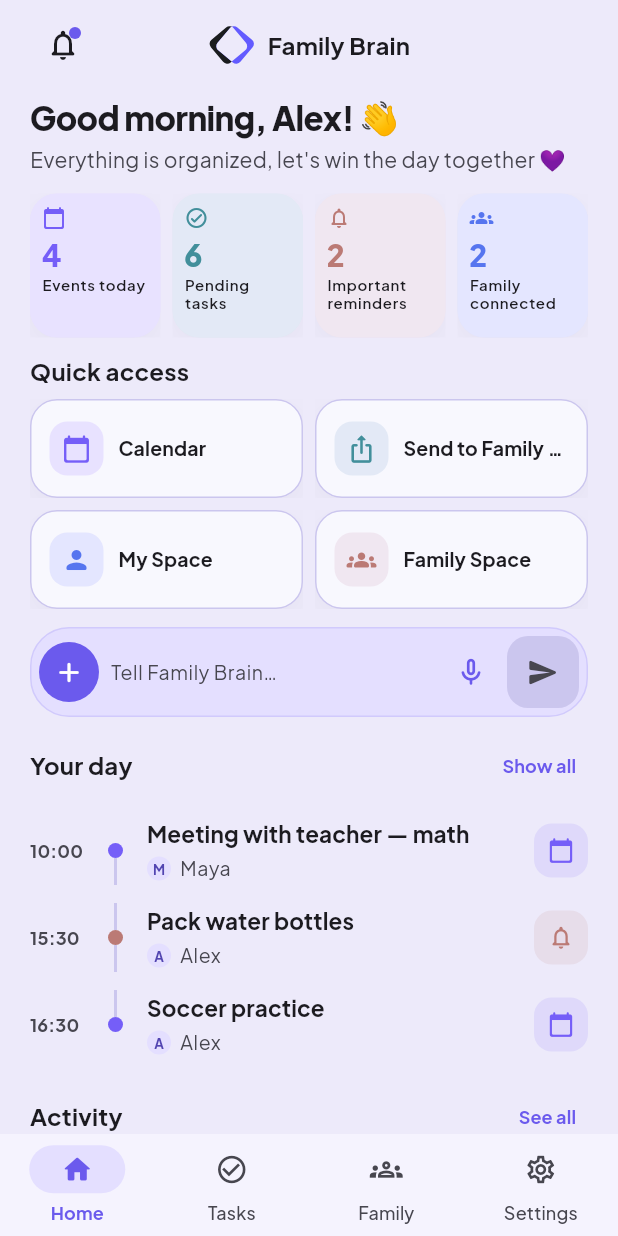
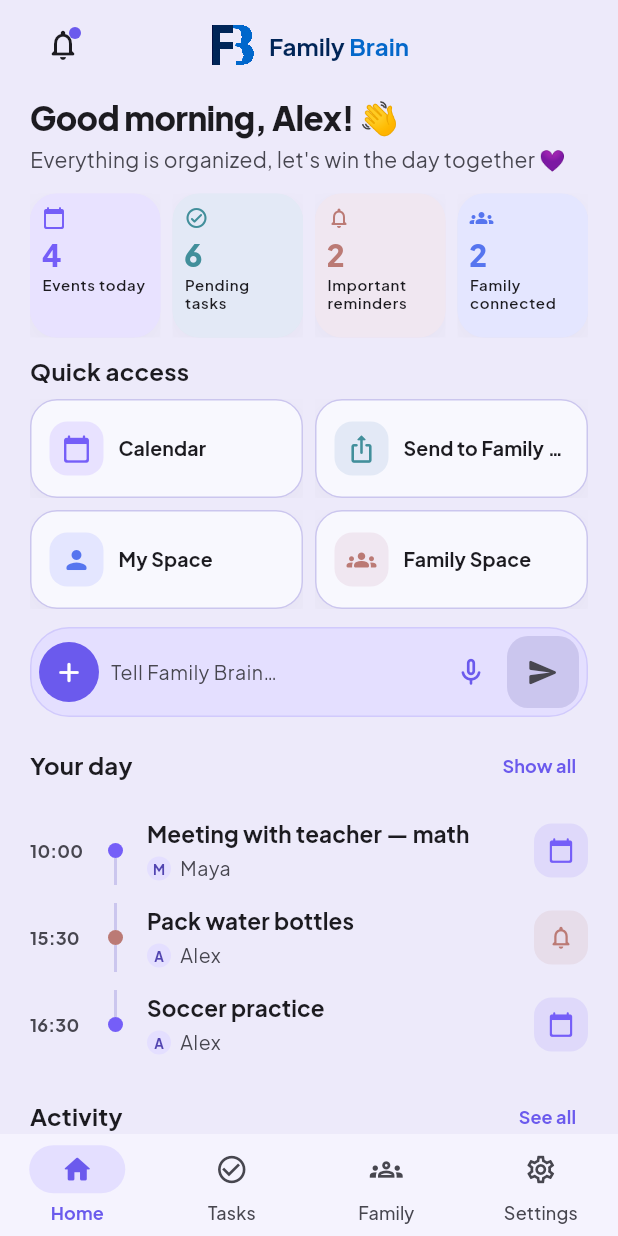
Before and after one commit to yossisacc-coder/family-brain, a Flutter app: the screen it shows after launch, after a tap on "Development demo login", on a phone screen of 412 x 824 dp. Run offline on Flutter 3.47's test engine with Material 3 defaults, Android fonts, the phone set to English and light mode, and no system bars; our stand-ins replace cloud_firestore, firebase_auth, firebase_core, firebase_messaging, flutter_local_notifications, flutter_riverpod and 6 more; accounts and stored records are empty; network calls fail; project files that could hold a hidden picture were left out.

Commit message:
Adopt 08E two-tone FB as the official Family Brain logo.
Place the chosen mark and two-tone wordmark in the existing Home header.

Co-authored-by: yossisacc-coder <yossisacc-coder@users.noreply.github.com>

```diff
--- a/lib/core/widgets/family_brain_logo.dart
+++ b/lib/core/widgets/family_brain_logo.dart
@@ -1,21 +1,17 @@
-import 'dart:math' as math;
-
 import 'package:flutter/material.dart';
 
-/// Official Family Brain logo (Logo 02).
-///
-/// Two overlapping rounded squares: charcoal left, violet right, with the
-/// intersection punched out as negative space.
+/// Official Family Brain logo (08E — Two-tone).
 class FamilyBrainLogoColors {
-  static const charcoal = Color(0xFF1A1C1E);
-  static const violet = Color(0xFF635BFF);
-  static const iconNavy = Color(0xFF0A0033);
+  static const navy = Color(0xFF012557);
+  static const azure = Color(0xFF0568CA);
+  static const charcoal = navy;
+  static const iconNavy = navy;
 }
-
-enum FamilyBrainLogoVariant { mark, appIcon }
 
 class FamilyBrainLogoMark extends StatelessWidget {
   const FamilyBrainLogoMark({super.key, this.size = 44});
+
+  static const asset = 'assets/brand/family_brain_mark.png';
 
   final double size;
 
@@ -24,13 +20,14 @@ class FamilyBrainLogoMark extends StatelessWidget {
     return Semantics(
       label: 'Family Brain',
       image: true,
-      child: SizedBox(
+      child: Image.asset(
+        asset,
         key: const Key('family-brain-logo'),
         width: size,
         height: size,
-        child: CustomPaint(
-          painter: FamilyBrainLogoPainter(variant: FamilyBrainLogoVariant.mark),
-        ),
+        filterQuality: FilterQuality.high,
+        fit: BoxFit.contain,
+        gaplessPlayback: true,
       ),
     );
   }
@@ -48,15 +45,14 @@ class FamilyBrainLogoLockup extends StatelessWidget {
 
   @override
   Widget build(BuildContext context) {
-    final style = compact
-        ? Theme.of(context).textTheme.titleMedium?.copyWith(
-              fontWeight: FontWeight.w700,
-            )
-        : Theme.of(context).textTheme.titleLarge?.copyWith(
-              fontWeight: FontWeight.w700,
-              letterSpacing: -0.2,
-              color: FamilyBrainLogoColors.charcoal,
-            );
+    final base = (compact
+            ? Theme.of(context).textTheme.titleMedium
+            : Theme.of(context).textTheme.titleLarge)
+        ?.copyWith(
+          fontWeight: FontWeight.w700,
+          letterSpacing: compact ? 0 : -0.2,
+          height: 1,
+        );
     return Semantics(
       label: 'Family Brain',
       child: Row(
@@ -67,12 +63,22 @@ class FamilyBrainLogoLockup extends StatelessWidget {
           FamilyBrainLogoMark(size: markSize),
           SizedBox(width: compact ? 8 : 10),
           Flexible(
-            child: Text(
-              'Family Brain',
+            child: Text.rich(
+              TextSpan(
+                children: [
+                  TextSpan(
+                    text: 'Family ',
+                    style: base?.copyWith(color: FamilyBrainLogoColors.navy),
+                  ),
+                  TextSpan(
+                    text: 'Brain',
+                    style: base?.copyWith(color: FamilyBrainLogoColors.azure),
+                  ),
+                ],
+              ),
               maxLines: 1,
               overflow: TextOverflow.ellipsis,
               textAlign: TextAlign.center,
-              style: style,
             ),
           ),
         ],
@@ -84,6 +90,8 @@ class FamilyBrainLogoLockup extends StatelessWidget {
 class FamilyBrainAppIcon extends StatelessWidget {
   const FamilyBrainAppIcon({super.key, this.size = 64});
 
+  static const asset = 'assets/brand/family_brain_app_icon.png';
+
   final double size;
 
   @override
@@ -91,95 +99,15 @@ class FamilyBrainAppIcon extends StatelessWidget {
     return Semantics(
       label: 'Family Brain',
       image: true,
-      child: SizedBox(
+      child: Image.asset(
+        asset,
         key: const Key('family-brain-app-icon'),
         width: size,
         height: size,
-        child: CustomPaint(
-          painter: FamilyBrainLogoPainter(
-            variant: FamilyBrainLogoVariant.appIcon,
-          ),
-        ),
+        filterQuality: FilterQuality.high,
+        fit: BoxFit.contain,
+        gaplessPlayback: true,
       ),
     );
   }
 }
-
-class FamilyBrainLogoPainter extends CustomPainter {
-  const FamilyBrainLogoPainter({
-    this.variant = FamilyBrainLogoVariant.mark,
-  });
-
-  final FamilyBrainLogoVariant variant;
-
-  static Path tilePath(Offset center, double size, double radius, double angle) {
-    final path = Path()
-      ..addRRect(
-        RRect.fromRectAndRadius(
-          Rect.fromCenter(
-            center: Offset.zero,
-            width: size,
-            height: size,
-          ),
-          Radius.circular(radius),
-        ),
-      );
-    final matrix = Matrix4.identity()
-      ..translateByDouble(center.dx, center.dy, 0, 1)
-      ..rotateZ(angle);
-    return path.transform(matrix.storage);
-  }
-
-  static ({Path left, Path right, Path hole}) geometry(Size size) {
-    final s = math.min(size.width, size.height);
-    final cx = size.width / 2;
-    final cy = size.height / 2;
-    final tile = s * 0.62;
-    final radius = tile * 0.18;
-    final offset = s * 0.07;
-    const angle = 40 * math.pi / 180;
-    final left = tilePath(Offset(cx - offset, cy), tile, radius, -angle);
-    final right = tilePath(Offset(cx + offset, cy), tile, radius, angle);
-    final hole = Path.combine(PathOperation.intersect, left, right);
-    return (left: left, right: right, hole: hole);
-  }
-
-  @override
-  void paint(Canvas canvas, Size size) {
-    final shapes = geometry(size);
-
-    if (variant == FamilyBrainLogoVariant.appIcon) {
-      final radius = math.min(size.width, size.height) * 0.22;
-      canvas.drawRRect(
-        RRect.fromRectAndRadius(Offset.zero & size, Radius.circular(radius)),
-        Paint()..color = FamilyBrainLogoColors.iconNavy,
-      );
-    }
-
-    canvas.saveLayer(Offset.zero & size, Paint());
-    final leftPaint = Paint()
-      ..color = variant == FamilyBrainLogoVariant.appIcon
-          ? Colors.white
-          : FamilyBrainLogoColors.charcoal
-      ..isAntiAlias = true;
-    final rightPaint = Paint()
-      ..color = variant == FamilyBrainLogoVariant.appIcon
-          ? Colors.white
-          : FamilyBrainLogoColors.violet
-      ..isAntiAlias = true;
-    canvas.drawPath(shapes.left, leftPaint);
-    canvas.drawPath(shapes.right, rightPaint);
-    canvas.drawPath(
-      shapes.hole,
-      Paint()
-        ..blendMode = BlendMode.clear
-        ..isAntiAlias = true,
-    );
-    canvas.restore();
-  }
-
-  @override
-  bool shouldRepaint(covariant FamilyBrainLogoPainter oldDelegate) {
-    return oldDelegate.variant != variant;
-  }
-}
```
Also changed, not shown: assets/brand/family_brain_08e_source.png (added), assets/brand/family_brain_app_icon.png, assets/brand/family_brain_app_icon.svg, assets/brand/family_brain_lockup.png, assets/brand/family_brain_lockup.svg, assets/brand/family_brain_mark.png, assets/brand/family_brain_mark.svg, assets/brand/family_brain_mark_40.png, 7 other files.
